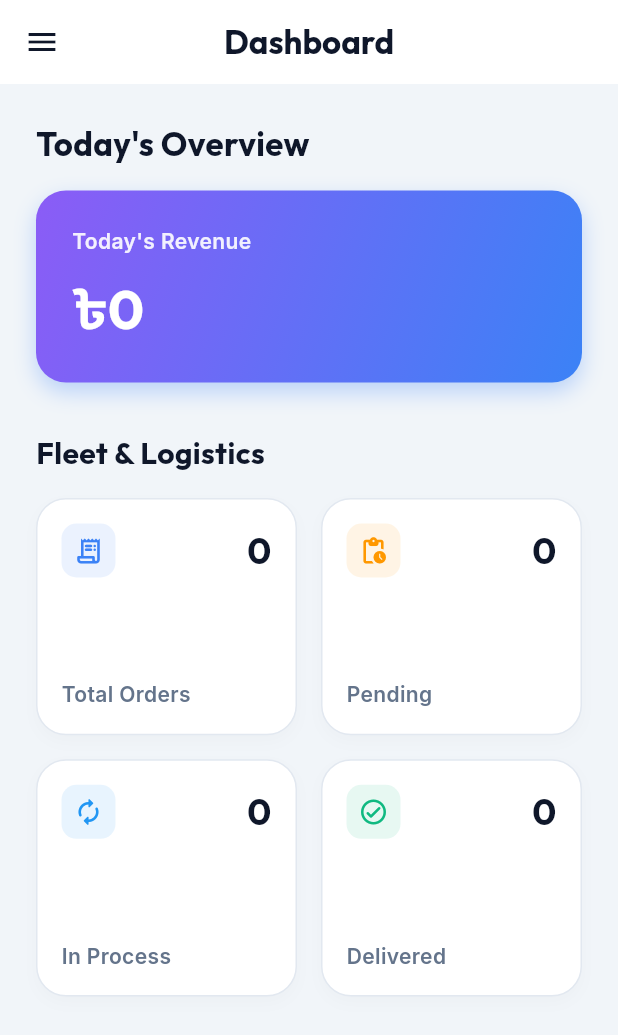
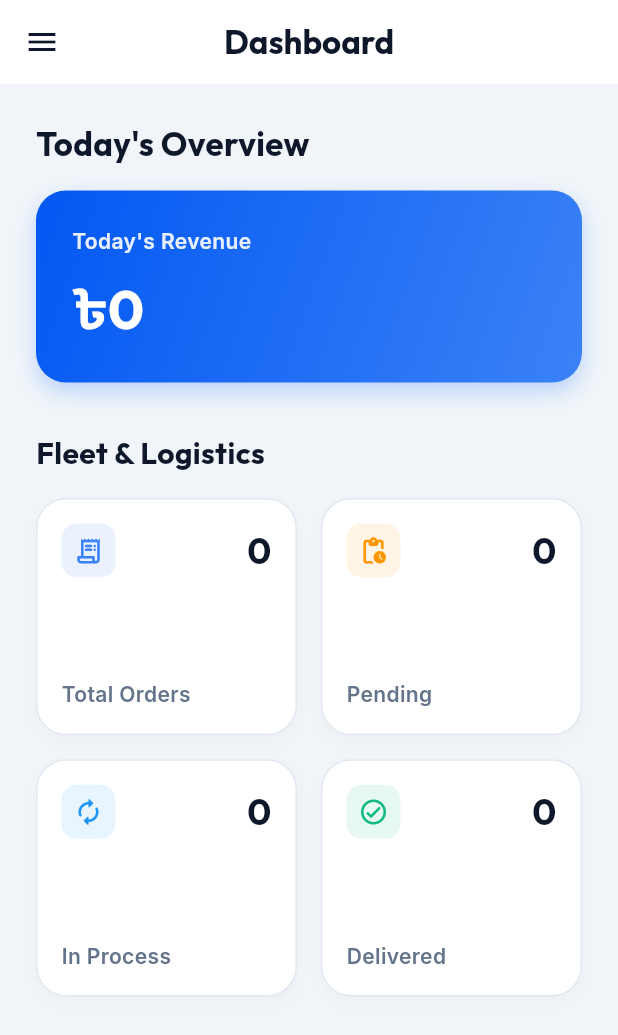
Before and after one commit to ImranHasan13421/EzzeWash-Admin-App, a Flutter app: the HomeLayout screen opened directly, on a phone screen of 412 x 824 dp. Shown: the top 1035 px of the screen. Run offline on Flutter 3.47's test engine with Material 3 defaults, Android fonts, the phone set to English and light mode, and no system bars; our stand-ins replace flutter_dotenv, google_fonts, image_picker, pdf, printing, supabase_flutter and 1 more; missing offline and left inert: onesignal_flutter; accounts and stored records are empty.

Commit message:
Color Changes

```diff
--- a/lib/core/theme/app_colors.dart
+++ b/lib/core/theme/app_colors.dart
@@ -9,6 +9,6 @@ class AppColors {
   static const Color border = Color(0xFFE2E8F0);
   static const Color error = Color(0xFFEF4444);
   static const Color success = Color(0xFF10B981);
-  static const Color accent = Color(0xFF8B5CF6);
+  static const Color accent = Color(0xFF0358F3);
   static const Color warning = Colors.orange;
 }
```
